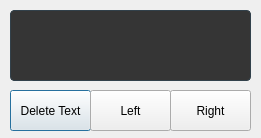
Above: interfaces/fr2.ui from PotatoJedi/FaceSwitch2 before the change. Below: the same form after it.
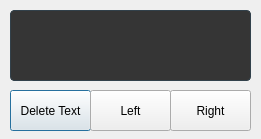
That is the form after the change.

Commit message: Attempt at fixing the page up and page down issue

```diff
--- a/interfaces/fr2.ui
+++ b/interfaces/fr2.ui
@@ -7,7 +7,7 @@
     <x>0</x>
     <y>0</y>
     <width>261</width>
-    <height>138</height>
+    <height>139</height>
    </rect>
   </property>
   <property name="focusPolicy">
```
The commit also changes 1 other file.
